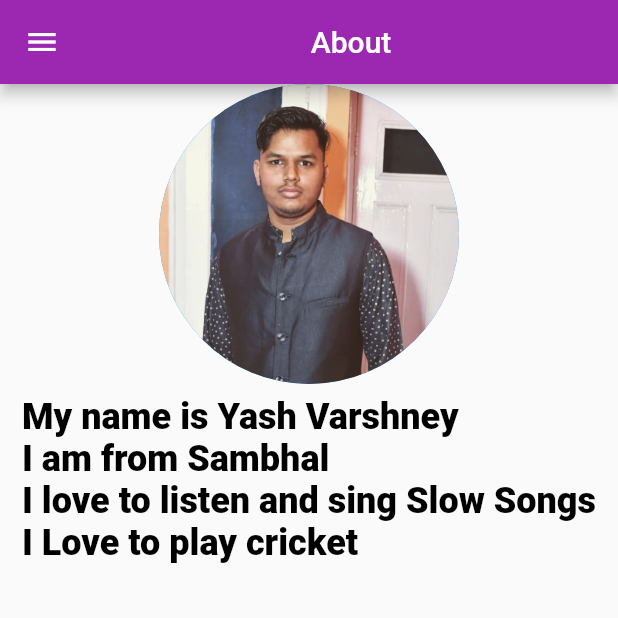
After one commit to YashVar304/app_dev, a Flutter app: the screen it shows after launch, in the side drawer, after a tap on "About", on a phone screen of 412 x 824 dp, the top half of it. The commit adds this screen. Run offline on Flutter 3.47's test engine with Material 2 defaults, Android fonts, the phone set to English and light mode, and no system bars; our stand-ins replace carousel_slider; Roboto replaces fonts that are missing (fonts/GemunuLibre-VariableFont_wght.ttf).

Commit message:
Portfolio app

```diff
--- /dev/null
+++ b/lib/about.dart
@@ -0,0 +1,46 @@
+import 'package:flutter/material.dart';
+import 'package:yash_app/main.dart';
+
+class About extends StatelessWidget {
+  const About({super.key});
+
+  @override
+  Widget build(BuildContext context) {
+    return MaterialApp(
+      debugShowCheckedModeBanner: false,
+      theme: ThemeData(
+          fontFamily: 'fonts/GemunuLibre-VariableFont_wght.ttf',
+          primarySwatch: Colors.purple,
+          visualDensity: VisualDensity.adaptivePlatformDensity),
+      home: Scaffold(
+        drawer: MyApp(),
+        appBar: AppBar(
+          title: Center(child: Text('About')),
+        ),
+        body: Column(
+          children: [
+            const CircleAvatar(
+              radius: 100.0,
+              backgroundColor: Color.fromARGB(255, 33, 161, 253),
+              backgroundImage: AssetImage('assets/images/Untitled.jpg'),
+            ),
+            Padding(
+              padding: const EdgeInsets.all(8.0),
+              child: Center(
+                child: Text(
+                  'My name is Yash Varshney\nI am from Sambhal\nI love to listen and sing Slow Songs\nI Love to play cricket',
+                  style: TextStyle(
+                    fontSize: 24,
+                    fontFamily: 'fonts/GemunuLibre-VariableFont_wght.ttf',
+                    color: Colors.black,
+                    fontWeight: FontWeight.w800,
+                  ),
+                ),
+              ),
+            ),
+          ],
+        ),
+      ),
+    );
+  }
+}
--- a/lib/navbar.dart
+++ b/lib/navbar.dart
@@ -1,4 +1,8 @@
 import 'package:flutter/material.dart';
+import 'package:yash_app/about.dart';
+import 'package:yash_app/education.dart';
+import 'package:yash_app/Experience.dart';
+import 'package:yash_app/contactus.dart';
 
 class navBar extends StatelessWidget {
   Widget build(BuildContext context) {
@@ -20,18 +24,38 @@ class navBar extends StatelessWidget {
           ListTile(
             leading: Icon(Icons.people),
             title: Text('About'),
+            onTap: () => {
+              Navigator.pop(context),
+              Navigator.of(context).pushReplacement(
+                  MaterialPageRoute(builder: (context) => About()))
+            },
           ),
           ListTile(
             leading: Icon(Icons.school),
             title: Text('Education'),
+            onTap: () => {
+              Navigator.pop(context),
+              Navigator.of(context).pushReplacement(
+                  MaterialPageRoute(builder: (context) => Education()))
+            },
           ),
           ListTile(
             leading: Icon(Icons.explore),
             title: Text('Experience'),
+            onTap: () => {
+              Navigator.pop(context),
+              Navigator.of(context).pushReplacement(
+                  MaterialPageRoute(builder: (context) => Experience()))
+            },
           ),
           ListTile(
             leading: Icon(Icons.contact_phone),
             title: Text('Contact us'),
+            onTap: () => {
+              Navigator.pop(context),
+              Navigator.of(context).pushReplacement(
+                  MaterialPageRoute(builder: (context) => Contact()))
+            },
           ),
           ListTile(
             leading: Icon(Icons.share),
```
Also changed, not shown: lib/contactus.dart (added, +46 -0 lines), lib/education.dart (added, +44 -0 lines), lib/experience.dart (added, +46 -0 lines).
